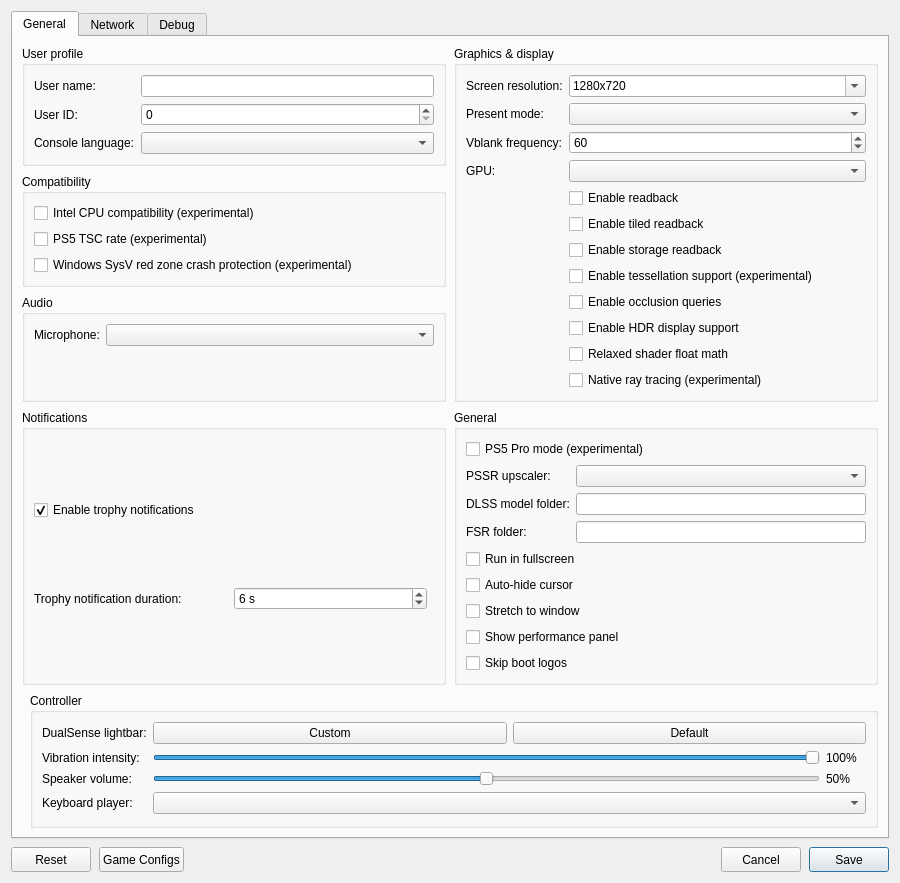
Before: the Qt Designer form src/launcher/forms/configuration_edit_dialog.ui in CarRamRod-963/KytyPS5, drawn with Qt 5.
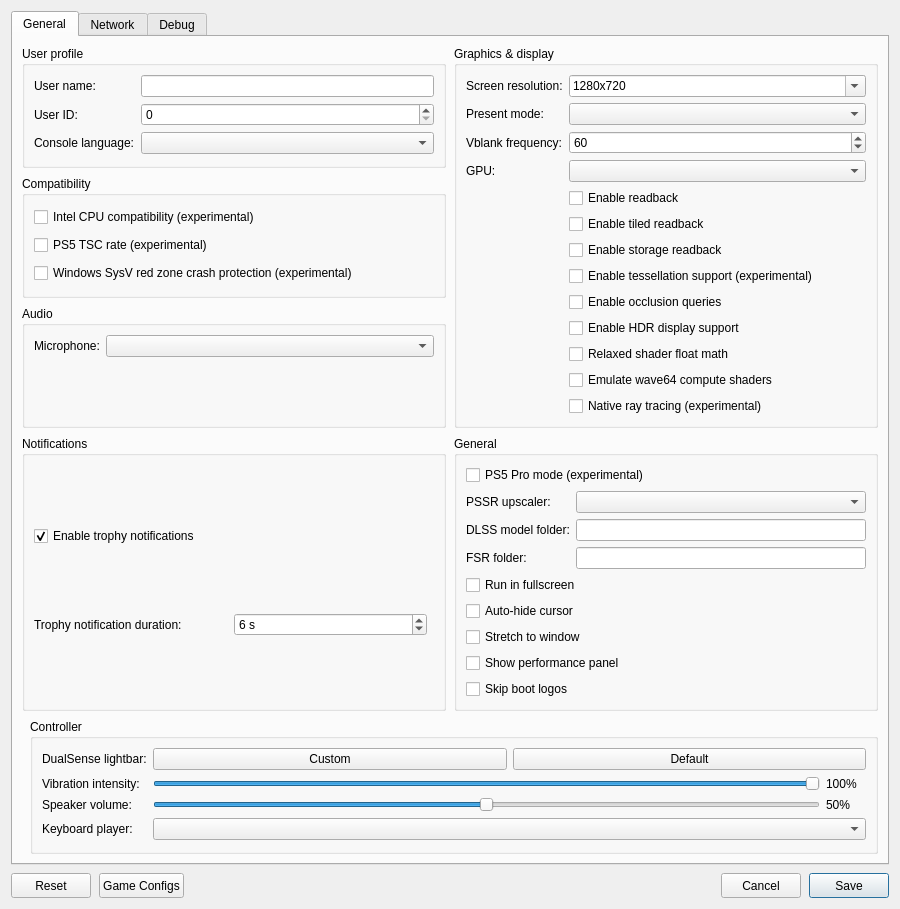
After: the same form once the commit is applied. Custom widgets are drawn as their Qt base class.

Commit message:
launcher: add the wave64 emulation setting
A checkbox passes --emulate-wave64 to the emulator; saved as
emulate_wave64.

The edit to the form file:
```diff
--- a/src/launcher/forms/configuration_edit_dialog.ui
+++ b/src/launcher/forms/configuration_edit_dialog.ui
@@ -203,6 +203,12 @@
               <property name="text"><string>Relaxed shader float math</string></property>
              </widget>
             </item>
+            <item row="12" column="1">
+             <widget class="QCheckBox" name="checkBox_emulate_wave64">
+              <property name="toolTip"><string>Run wave64 compute shaders 32 lanes wide, as on GPUs with 32-lane subgroups, also on GPUs that support 64 lanes.</string></property>
+              <property name="text"><string>Emulate wave64 compute shaders</string></property>
+             </widget>
+            </item>
             <item row="13" column="1">
              <widget class="QCheckBox" name="checkBox_native_rt">
               <property name="toolTip"><string>Use native RT on the GPU.</string></property>
```
The commit also changes 4 other files.
